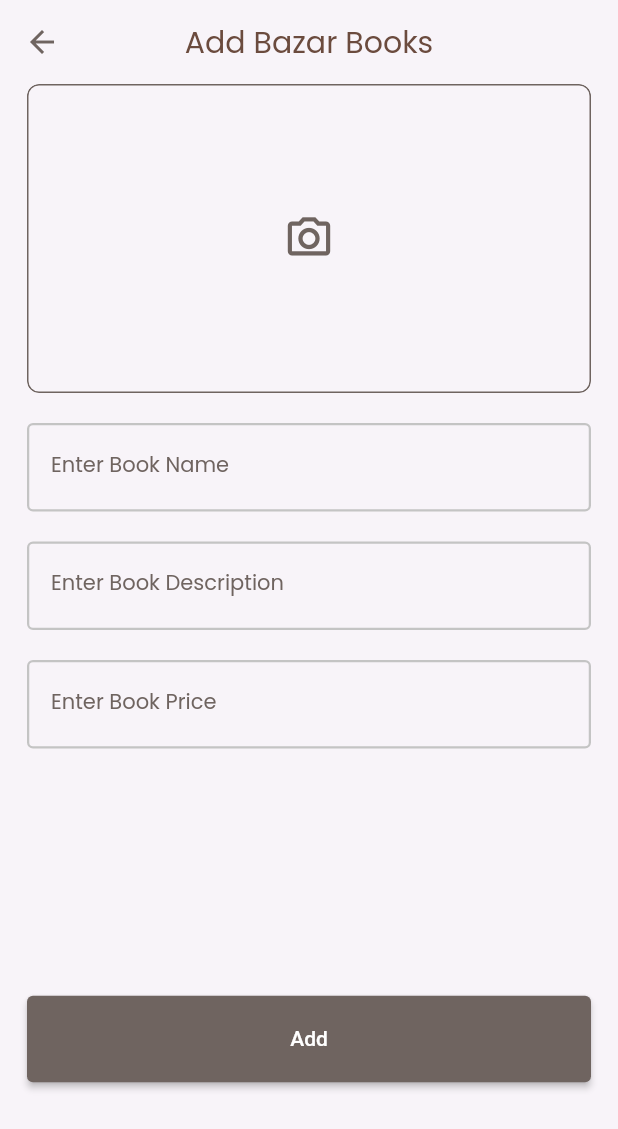
After one commit to elsankary99/dalel-admin, a Flutter app: the BazarBooksPage screen opened by its route, after a tap on the "add" icon, on a phone screen of 412 x 824 dp. The commit adds this screen. Shown: the top 1129 px of the screen. Run offline on Flutter 3.47's test engine with Material 2 defaults, Android fonts, the light colour scheme and no system bars; our stand-ins replace auto_route, cloud_firestore, firebase_core, firebase_storage, flutter_riverpod, fluttertoast and 1 more; accounts and stored records are empty.

Commit message:
create bazar pages

```diff
--- /dev/null
+++ b/lib/data/model/bazar_model.dart
@@ -0,0 +1,27 @@
+class BazarModel {
+  String? id;
+  String? imageUrl;
+  String? name;
+  String? description;
+  String? price;
+
+  BazarModel({this.id, this.imageUrl, this.name, this.description, this.price});
+
+  factory BazarModel.fromJson(String id, Map<String, dynamic> json) {
+    return BazarModel(
+      id: id,
+      price: json['price'] as String?,
+      imageUrl: json['image_url'] as String?,
+      name: json['name'] as String?,
+      description: json['description'] as String?,
+    );
+  }
+
+  Map<String, dynamic> toJson() => {
+        'id': id,
+        'price': price,
+        'image_url': imageUrl,
+        'name': name,
+        'description': description,
+      };
+}
--- a/lib/provider/add_history_book_provider/add_history_book_provider.dart
+++ b/lib/provider/add_history_book_provider/add_history_book_provider.dart
@@ -1,18 +1,18 @@
 import 'dart:developer';
 
 import 'package:cloud_firestore/cloud_firestore.dart';
-import 'package:dalel_admin/data/model/historical_model.dart';
+import 'package:dalel_admin/data/model/bazar_model.dart';
 import 'package:flutter/material.dart';
 import 'package:flutter_riverpod/flutter_riverpod.dart';
 
 part 'add_history_book_state.dart';
 
 final getHistoryBookProvider =
-    FutureProvider.autoDispose<List<HistoricalModel>>((ref) async {
+    FutureProvider.autoDispose<List<BazarModel>>((ref) async {
   final response =
       await FirebaseFirestore.instance.collection("BazarBooks").get();
   final data = response.docs;
-  return data.map((e) => HistoricalModel.fromJson(e.id, e.data())).toList();
+  return data.map((e) => BazarModel.fromJson(e.id, e.data())).toList();
 });
 //!==============================================
 
@@ -30,7 +30,7 @@ class AddHistoryBookProvider extends StateNotifier<AddHistoryBookState> {
 
   GlobalKey<FormState> formKey = GlobalKey<FormState>();
   FirebaseFirestore firestore = FirebaseFirestore.instance;
-  Future<void> addWar() async {
+  Future<void> addBook() async {
     try {
       state = AddHistoryBookLoading();
       if (formKey.currentState!.validate() && imageUrl != null) {
@@ -45,7 +45,7 @@ class AddHistoryBookProvider extends StateNotifier<AddHistoryBookState> {
             "image_url": imageUrl,
             "name": name,
             "description": description,
-            "price": description,
+            "price": price,
           },
         );
         state = AddHistoryBookSuccess();
--- /dev/null
+++ b/lib/view/pages/add_books/add_books_page.dart
@@ -0,0 +1,71 @@
+import 'package:auto_route/auto_route.dart';
+import 'package:dalel_admin/core/constant/app_colors.dart';
+import 'package:dalel_admin/core/extension/media_query.dart';
+import 'package:dalel_admin/core/widget/custom_circle_indicator.dart';
+import 'package:dalel_admin/core/widget/custom_toast.dart';
+import 'package:dalel_admin/provider/add_history_book_provider/add_history_book_provider.dart';
+import 'package:dalel_admin/provider/get_image_provider/get_image_provider.dart';
+import 'package:dalel_admin/view/widgets/add_books_widget/add_books_form.dart';
+import 'package:dalel_admin/view/widgets/custom_button.dart';
+import 'package:dalel_admin/view/widgets/get_image_card.dart';
+import 'package:flutter_riverpod/flutter_riverpod.dart';
+import 'package:flutter/material.dart';
+
+@RoutePage()
+class AddBazarBooksPage extends ConsumerWidget {
+  const AddBazarBooksPage({super.key});
+
+  @override
+  Widget build(BuildContext context, WidgetRef ref) {
+    final provider = ref.read(addHistoryBookProvider.notifier);
+    final state = ref.watch(addHistoryBookProvider);
+    final imageProvider = ref.read(getImageProvider.notifier);
+    ref.listen(addHistoryBookProvider, (previous, next) {
+      if (next is AddHistoryBookError) {
+        customToast(title: next.message, color: Colors.red);
+      }
+      if (next is AddHistoryBookSuccess) {
+        customToast(
+            title: "Periods Added Successfully", color: AppColors.primaryColor);
+        ref.invalidate(getHistoryBookProvider);
+        imageProvider.file = null;
+
+        context.router.pop();
+      }
+    });
+    return Scaffold(
+      appBar: AppBar(
+        title: const Text("Add Bazar Books"),
+      ),
+      body: Padding(
+        padding: const EdgeInsets.symmetric(horizontal: 18),
+        child: CustomScrollView(
+          physics: const BouncingScrollPhysics(),
+          slivers: [
+            const SliverToBoxAdapter(child: GetImageCard()),
+            const SliverToBoxAdapter(child: AddBooksForm()),
+            SliverToBoxAdapter(child: SizedBox(height: context.height * 0.2)),
+            SliverToBoxAdapter(
+                child: CustomButton(
+              child: state is AddHistoryBookLoading
+                  ? CustomCircleIndicator(
+                      color: AppColors.offWhite,
+                    )
+                  : null,
+              onPressed: () async {
+                if (imageProvider.imageUrl == null) {
+                  customToast(
+                      title: "Please Add Image First", color: Colors.red);
+                } else {
+                  provider.imageUrl = imageProvider.imageUrl;
+                  await provider.addBook();
+                }
+              },
+            )),
+            SliverToBoxAdapter(child: SizedBox(height: context.height * 0.03)),
+          ],
+        ),
+      ),
+    );
+  }
+}
--- /dev/null
+++ b/lib/view/pages/add_books/bazar_books_page.dart
@@ -0,0 +1,53 @@
+import 'package:auto_route/auto_route.dart';
+import 'package:dalel_admin/core/constant/app_colors.dart';
+import 'package:dalel_admin/core/constant/app_text_style.dart';
+import 'package:dalel_admin/core/router/app_router.dart';
+import 'package:dalel_admin/core/widget/custom_circle_indicator.dart';
+import 'package:dalel_admin/provider/add_history_book_provider/add_history_book_provider.dart';
+import 'package:dalel_admin/view/widgets/card_with_image.dart';
+import 'package:flutter_riverpod/flutter_riverpod.dart';
+import 'package:flutter/material.dart';
+
+@RoutePage()
+class BazarBooksPage extends ConsumerWidget {
+  const BazarBooksPage({super.key});
+
+  @override
+  Widget build(BuildContext context, WidgetRef ref) {
+    return Scaffold(
+      appBar: AppBar(
+        title: const Text("Bazar Books"),
+      ),
+      floatingActionButton: FloatingActionButton(
+        onPressed: () {
+          context.router.push(const AddBazarBooksRoute());
+        },
+        child: Icon(
+          Icons.add,
+          color: AppColors.offWhite,
+        ),
+      ),
+      body: Center(
+        child: ref.watch(getHistoryBookProvider).when(
+              data: (data) => ListView.builder(
+                physics: const BouncingScrollPhysics(),
+                itemCount: data.length,
+                itemBuilder: (context, index) => CardWithImage(
+                    onTap: () {},
+                    description: data[index].description!,
+                    imageUrl: data[index].imageUrl!,
+                    name: data[index].name!),
+              ),
+              error: (error, _) => Text(
+                error.toString(),
+                style:
+                    AppTextStyle.poppins500style14.copyWith(color: Colors.red),
+              ),
+              loading: () => CustomCircleIndicator(
+                color: AppColors.brown,
+              ),
+            ),
+      ),
+    );
+  }
+}
--- /dev/null
+++ b/lib/view/widgets/add_books_widget/add_books_form.dart
@@ -0,0 +1,43 @@
+import 'package:dalel_admin/provider/add_history_book_provider/add_history_book_provider.dart';
+import 'package:flutter_riverpod/flutter_riverpod.dart';
+import 'package:dalel_admin/core/widget/custom_txt_form.dart';
+import 'package:flutter/material.dart';
+
+class AddBooksForm extends ConsumerWidget {
+  const AddBooksForm({
+    super.key,
+  });
+
+  @override
+  Widget build(BuildContext context, WidgetRef ref) {
+    final provider = ref.read(addHistoryBookProvider.notifier);
+
+    return Form(
+      key: provider.formKey,
+      child: Column(
+        children: [
+          CustomTextFormField(
+            labelText: "Enter Book Name",
+            onSaved: (name) {
+              provider.name = name!.trim();
+            },
+          ),
+          CustomTextFormField(
+            labelText: "Enter Book Description",
+            maxLine: true,
+            onSaved: (description) {
+              provider.description = description!.trim();
+            },
+          ),
+          CustomTextFormField(
+            labelText: "Enter Book Price",
+            maxLine: true,
+            onSaved: (price) {
+              provider.price = price!.trim();
+            },
+          ),
+        ],
+      ),
+    );
+  }
+}
--- /dev/null
+++ b/lib/view/widgets/add_souvenirs_widget/add_souvenirs_form.dart
@@ -0,0 +1,42 @@
+import 'package:dalel_admin/provider/add_historycal_souvenirs_provider/add_historucal_souvenir_provider.dart';
+import 'package:flutter_riverpod/flutter_riverpod.dart';
+import 'package:dalel_admin/core/widget/custom_txt_form.dart';
+import 'package:flutter/material.dart';
+
+class AddBazarSouvenirForm extends ConsumerWidget {
+  const AddBazarSouvenirForm({
+    super.key,
+  });
+
+  @override
+  Widget build(BuildContext context, WidgetRef ref) {
+    final provider = ref.read(addHistoricalSouvenirProvider.notifier);
+
+    return Form(
+      key: provider.formKey,
+      child: Column(
+        children: [
+          CustomTextFormField(
+            labelText: "Enter Souvenir Name",
+            onSaved: (name) {
+              provider.name = name!.trim();
+            },
+          ),
+          CustomTextFormField(
+            labelText: "Enter Souvenir Description",
+            maxLine: true,
+            onSaved: (description) {
+              provider.description = description!.trim();
+            },
+          ),
+          CustomTextFormField(
+            labelText: "Enter Souvenir Price",
+            onSaved: (price) {
+              provider.price = price!.trim();
+            },
+          ),
+        ],
+      ),
+    );
+  }
+}
```
Also changed, not shown: lib/core/router/app_router.dart (+10 -1 lines), lib/provider/add_historycal_souvenirs_provider/add_historucal_souvenir_provider.dart (+5 -5 lines), lib/view/pages/add_souvenirs/add_souvenirs_page.dart (added, +71 -0 lines), lib/view/pages/add_souvenirs/bazar_souvenirs_page.dart (added, +53 -0 lines), lib/view/pages/home/home_page.dart (+4 -8 lines), lib/core/router/app_router.gr.dart.
